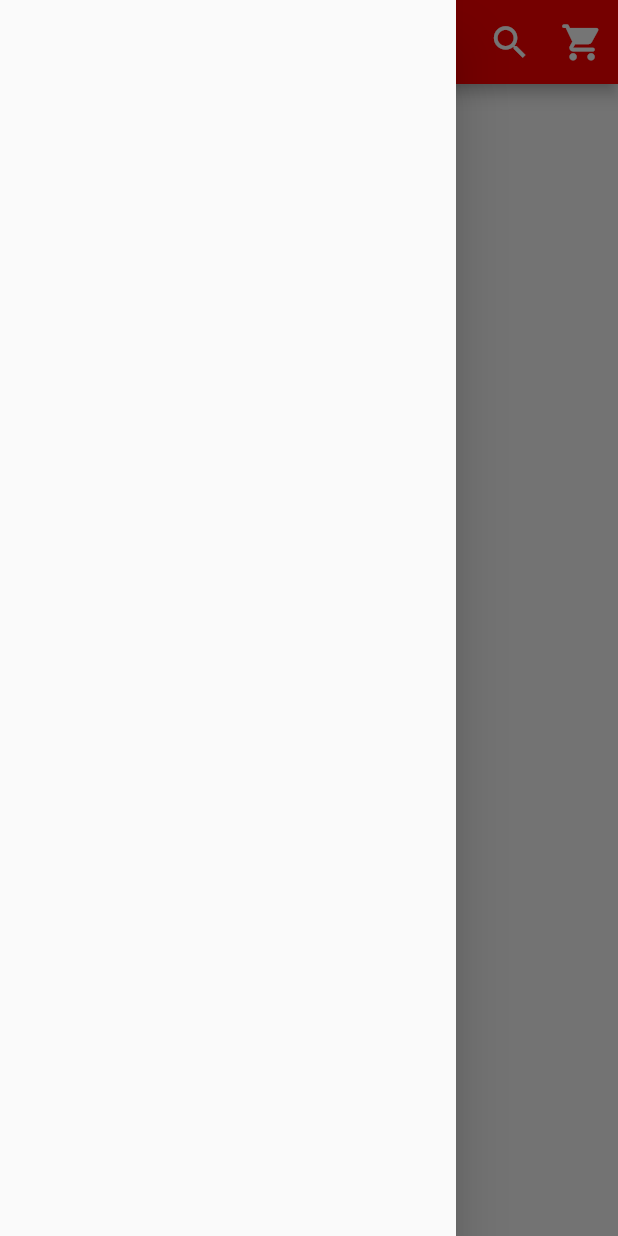
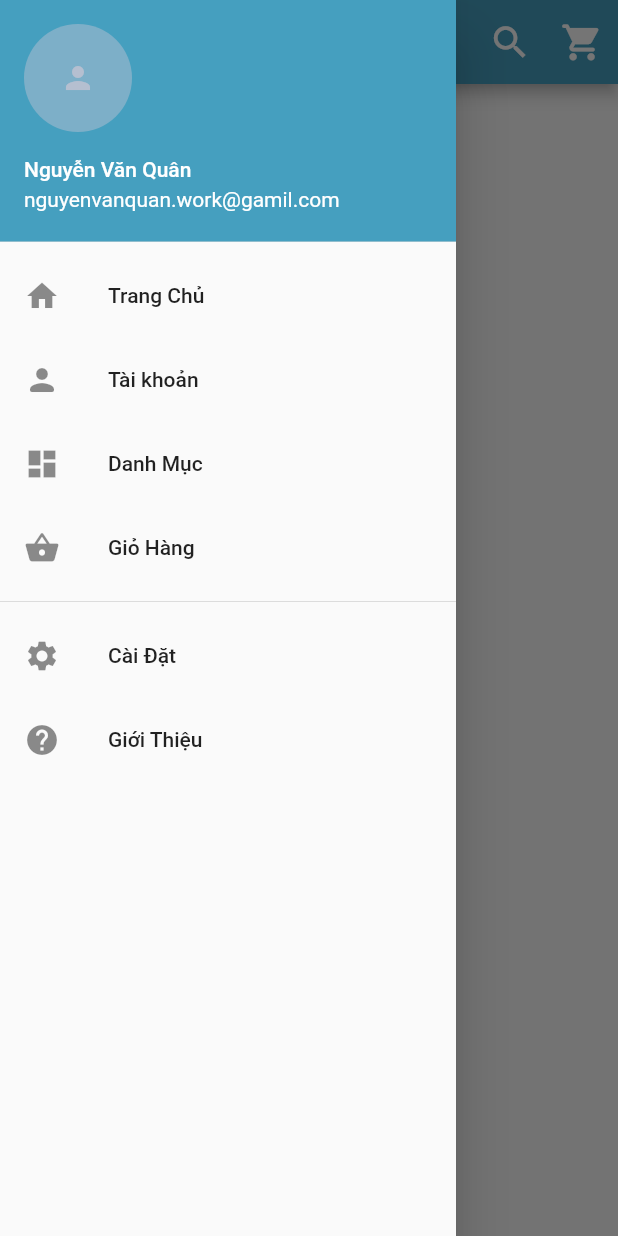
Before and after one commit to anhquantr123/flutter_app_ecommerce, a Flutter app: the screen it shows after launch, with the side drawer open, on a phone screen of 412 x 824 dp. Run offline on Flutter 3.47's test engine with Material 2 defaults, Android fonts, the phone set to English and light mode, and no system bars.

Commit message:
add drawer home

```diff
--- a/lib/constant/constant.dart
+++ b/lib/constant/constant.dart
@@ -1,6 +1,6 @@
 import 'package:flutter/material.dart';
 
-const primaryColor = Color(0xFFff0000);
+const primaryColor = Color(0xFF459FBF);
 const sencondColor = Color(0xFFB5BFD0);
 const backColor = Color(0xFF000000);
 const whiteColor = Color(0xFFffffff);
--- a/lib/screens/home/home_screen.dart
+++ b/lib/screens/home/home_screen.dart
@@ -14,7 +14,7 @@ class _HomeScreenState extends State<HomeScreen> {
   Widget build(BuildContext context) {
     return Scaffold(
       appBar: AppBarHome(),
-      drawer: DrawerHome(),
+      drawer: drawerHome(),
     );
   }
 }
--- a/lib/screens/home/widget_home/drawer.dart
+++ b/lib/screens/home/widget_home/drawer.dart
@@ -1,9 +1,71 @@
 import 'package:flutter/material.dart';
+import 'package:flutter_app_ecommerce/constant/constant.dart';
 
-Drawer DrawerHome() {
+Drawer drawerHome() {
   return Drawer(
     child: ListView(
-      children: const <Widget>[],
+      children: <Widget>[
+        UserAccountsDrawerHeader(
+          accountName: const Text("Nguyễn Văn Quân"),
+          accountEmail: const Text("nguyenvanquan.work@gamil.com"),
+          currentAccountPicture: GestureDetector(
+            child: CircleAvatar(
+              backgroundColor: sencondColor.withOpacity(0.5),
+              child: const Icon(
+                Icons.person,
+                color: sencondColor,
+              ),
+            ),
+          ),
+          decoration: const BoxDecoration(color: primaryColor),
+        ),
+        // list title body
+        InkWell(
+          onTap: () {},
+          child: const ListTile(
+            title: Text("Trang Chủ"),
+            leading: Icon(Icons.home),
+          ),
+        ),
+        InkWell(
+          onTap: () {},
+          child: const ListTile(
+            title: Text("Tài khoản"),
+            leading: Icon(Icons.person_rounded),
+          ),
+        ),
+        InkWell(
+          onTap: () {},
+          child: const ListTile(
+            title: Text("Danh Mục"),
+            leading: Icon(Icons.dashboard),
+          ),
+        ),
+        InkWell(
+          onTap: () {},
+          child: const ListTile(
+            title: Text("Giỏ Hàng"),
+            leading: Icon(Icons.shopping_basket),
+          ),
+        ),
+        // hiện một thanh ngang màn hình
+        const Divider(),
+
+        InkWell(
+          onTap: () {},
+          child: const ListTile(
+            title: Text("Cài Đặt"),
+            leading: Icon(Icons.settings),
+          ),
+        ),
+        InkWell(
+          onTap: () {},
+          child: const ListTile(
+            title: Text("Giới Thiệu"),
+            leading: Icon(Icons.help),
+          ),
+        ),
+      ],
     ),
   );
 }
--- a/pubspec.yaml
+++ b/pubspec.yaml
@@ -34,6 +34,9 @@ dependencies:
   # The following adds the Cupertino Icons font to your application.
   # Use with the CupertinoIcons class for iOS style icons.
   cupertino_icons: ^1.0.2
+  flutter_svg: ^0.22.0
+  carousel_pro: ^1.0.0
+  provider: ^6.0.0
 
 dev_dependencies:
   flutter_test:
```
Also changed, not shown: pubspec.lock.
